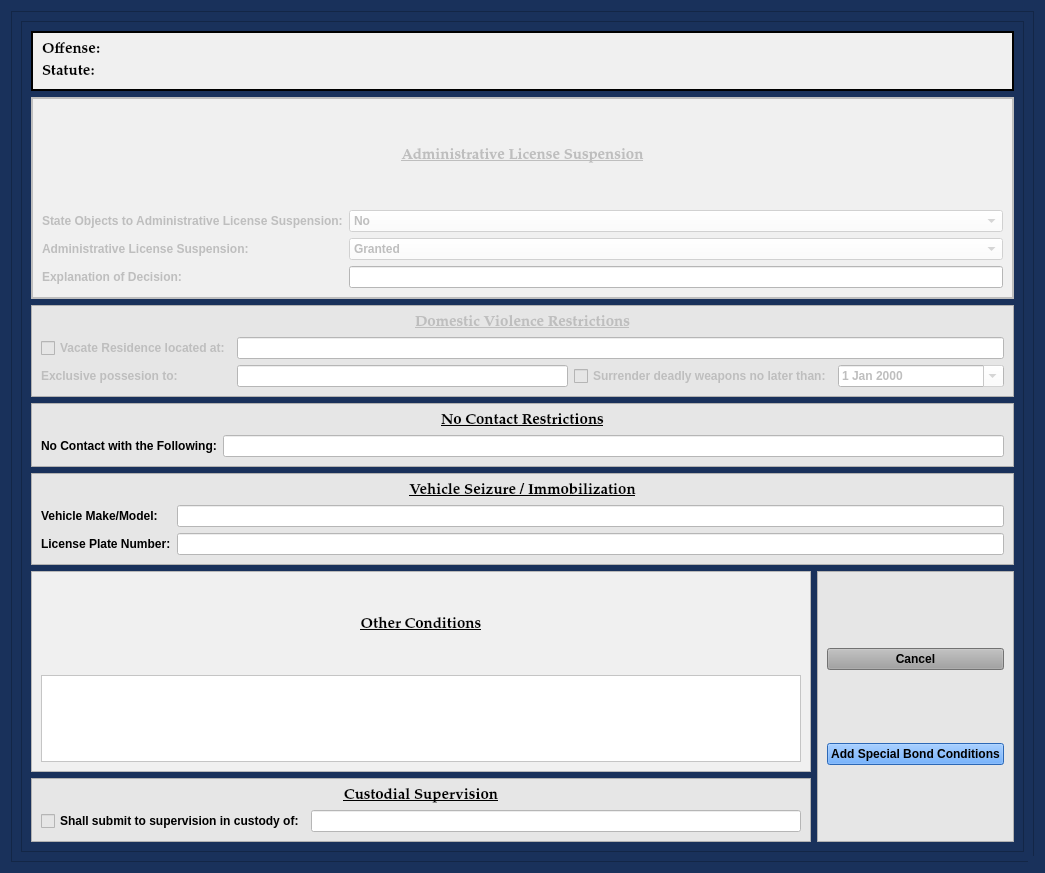
The window that views/ui/AddSpecialBondConditionsDialog.ui (HunterProgram22/MuniEntry) describes before a commit, drawn with Qt 5.
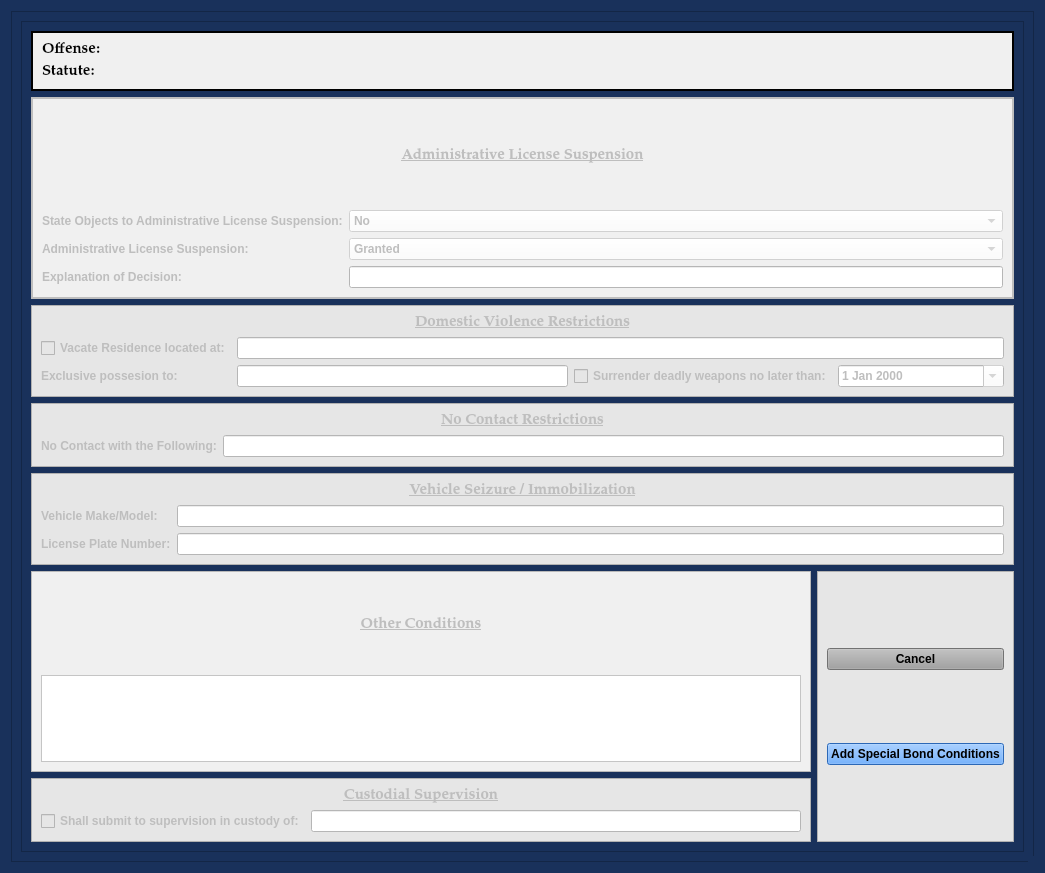
The same window after the commit.

Commit message: Set enable frames for Special Bond Conditions.

```diff
--- a/views/ui/AddSpecialBondConditionsDialog.ui
+++ b/views/ui/AddSpecialBondConditionsDialog.ui
@@ -444,7 +444,10 @@
            </widget>
           </item>
           <item row="3" column="0" colspan="2">
-           <widget class="QFrame" name="frame_3">
+           <widget class="QFrame" name="no_contact_frame">
+            <property name="enabled">
+             <bool>false</bool>
+            </property>
             <property name="styleSheet">
              <string notr="true">background-color: rgb(230, 230, 230);</string>
             </property>
@@ -499,7 +502,10 @@
            </widget>
           </item>
           <item row="4" column="0" colspan="2">
-           <widget class="QFrame" name="frame_5">
+           <widget class="QFrame" name="vehicle_seizure_frame">
+            <property name="enabled">
+             <bool>false</bool>
+            </property>
             <property name="styleSheet">
              <string notr="true">background-color: rgb(230, 230, 230);</string>
             </property>
@@ -570,7 +576,7 @@
           <item row="5" column="0">
            <widget class="QFrame" name="other_conditions_frame">
             <property name="enabled">
-             <bool>true</bool>
+             <bool>false</bool>
             </property>
             <property name="styleSheet">
              <string notr="true">background-color: rgb(240, 240, 240);</string>
@@ -663,7 +669,10 @@
            </widget>
           </item>
           <item row="6" column="0">
-           <widget class="QFrame" name="frame_6">
+           <widget class="QFrame" name="custodial_supervision_frame">
+            <property name="enabled">
+             <bool>false</bool>
+            </property>
             <property name="styleSheet">
              <string notr="true">background-color: rgb(230, 230, 230);</string>
             </property>
```
The commit also changes 2 other files.
